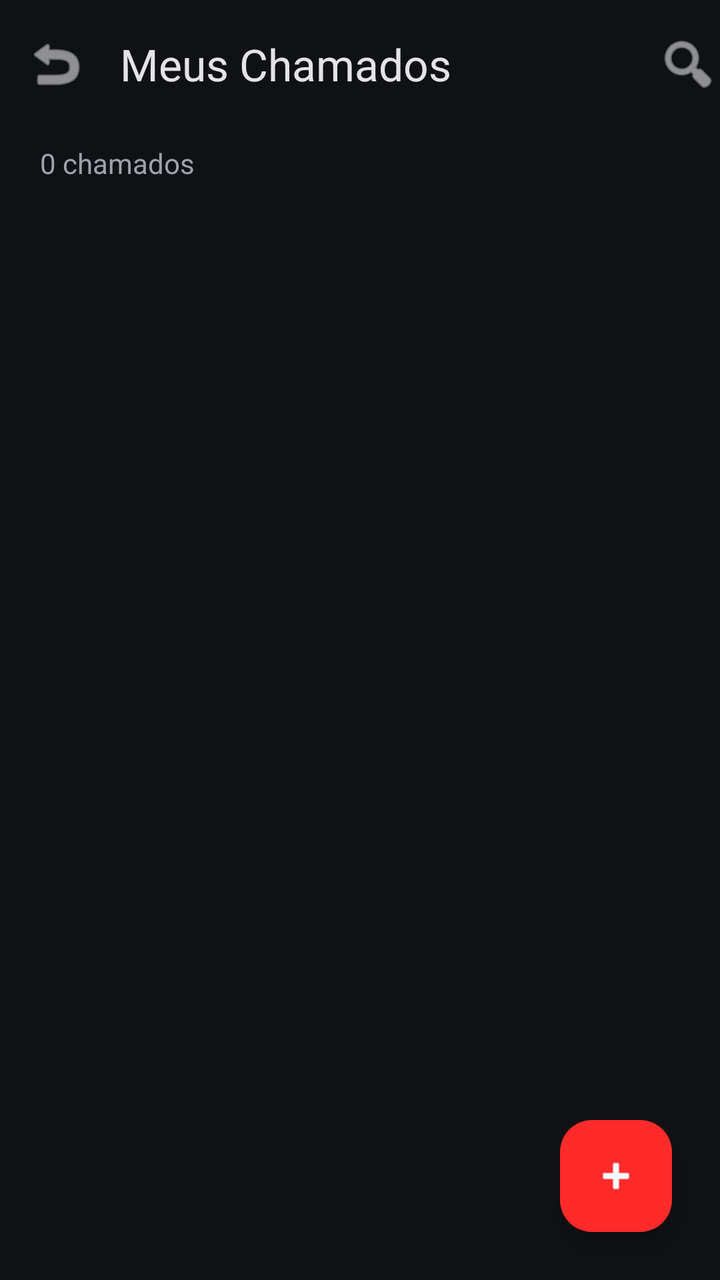
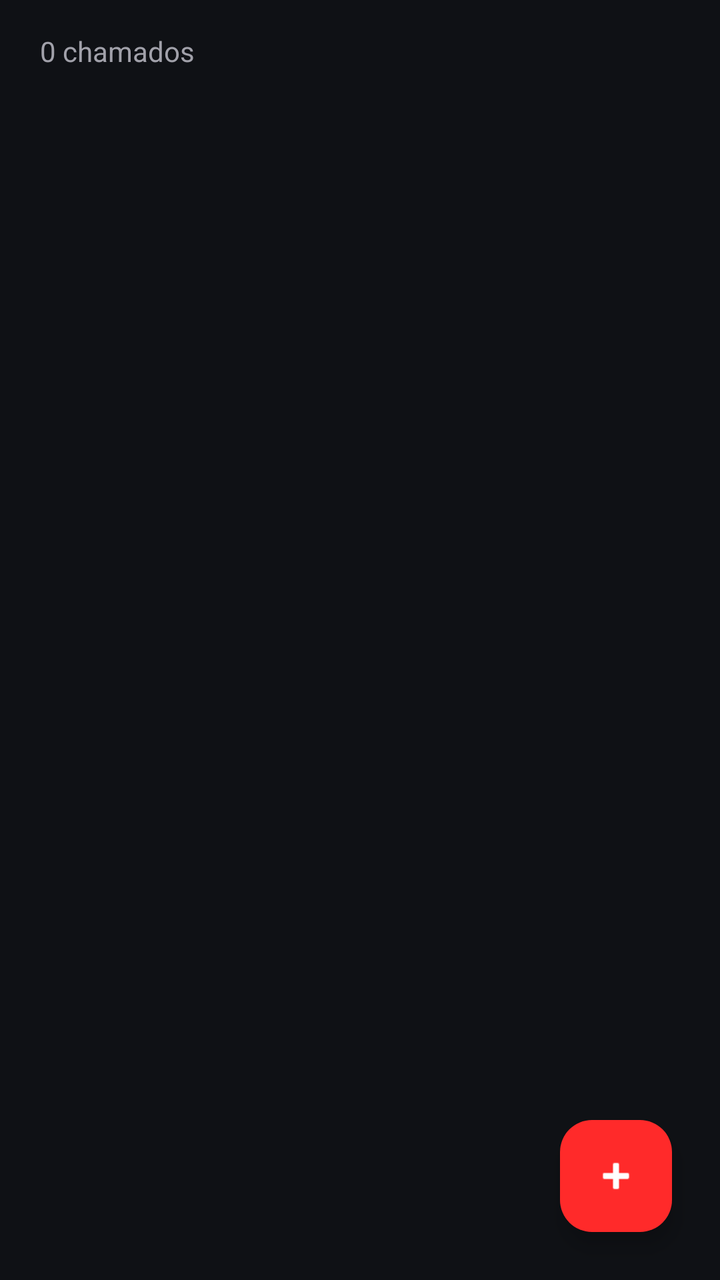

Compare the two renders of this Android layout. The source of the first and the diff that turns it into the second are given below.
<!-- AndroidManifest.xml: application theme Theme.ChamaTI -->
<!-- res/layout/activity_lista_chamado.xml -->
<?xml version="1.0" encoding="utf-8"?>
<androidx.coordinatorlayout.widget.CoordinatorLayout xmlns:android="http://schemas.android.com/apk/res/android"
    xmlns:app="http://schemas.android.com/apk/res-auto"
    android:layout_width="match_parent"
    android:layout_height="match_parent"
    android:background="@color/background_dark">

    <LinearLayout
        android:layout_width="match_parent"
        android:layout_height="match_parent"
        android:orientation="vertical">

        <com.google.android.material.appbar.MaterialToolbar
            android:id="@+id/toolbar"
            android:layout_width="match_parent"
            android:layout_height="?attr/actionBarSize"
            android:background="@color/background_dark"
            app:title="Meus Chamados"
            app:titleTextColor="@color/text_primary"
            app:navigationIcon="@android:drawable/ic_menu_revert"
            app:navigationIconTint="@color/text_primary">

            <ImageView
                android:id="@+id/btnFiltro"
                android:layout_width="wrap_content"
                android:layout_height="wrap_content"
                android:layout_gravity="end"
                android:clickable="true"
                android:focusable="true"
                android:src="@android:drawable/ic_menu_search"
                app:tint="@color/text_primary" />
        </com.google.android.material.appbar.MaterialToolbar>

        <TextView
            android:id="@+id/tvContadorChamados"
            android:layout_width="wrap_content"
            android:layout_height="wrap_content"
            android:layout_marginStart="20dp"
            android:layout_marginTop="8dp"
            android:layout_marginBottom="16dp"
            android:text="0 chamados"
            android:textColor="@color/text_secondary"
            android:textSize="14sp" />

        <androidx.recyclerview.widget.RecyclerView
            android:id="@+id/rvChamados"
            android:layout_width="match_parent"
            android:layout_height="match_parent"
            android:clipToPadding="false"
            android:padding="20dp" />
    </LinearLayout>

    <com.google.android.material.floatingactionbutton.FloatingActionButton
        android:id="@+id/fabAdd"
        android:layout_width="wrap_content"
        android:layout_height="wrap_content"
        android:layout_gravity="bottom|end"
        android:layout_margin="24dp"
        android:src="@android:drawable/ic_input_add"
        app:backgroundTint="@color/chama_red"
        app:tint="@color/white" />

</androidx.coordinatorlayout.widget.CoordinatorLayout>
<!-- resources referenced by this layout -->
<resources>
  <color name="background_dark">#0F1115</color>
  <color name="chama_red">#FF2A2A</color>
  <color name="text_primary">#E4E4E7</color>
  <color name="text_secondary">#A1A1AA</color>
  <color name="white">#FFFFFFFF</color>
  <style name="Theme.ChamaTI" parent="Base.Theme.ChamaTI" />
  <style name="Base.Theme.ChamaTI" parent="Theme.Material3.DayNight.NoActionBar">
          <item name="android:windowBackground">@color/background_dark</item>
          <item name="android:statusBarColor">@color/background_dark</item>
          <item name="android:windowLightStatusBar">false</item>
  
          <item name="colorPrimary">@color/chama_red</item>
          <item name="colorSecondary">@color/chama_cyan</item>
          <item name="android:textColorPrimary">@color/text_primary</item>
          <item name="android:textColorSecondary">@color/text_secondary</item>
  
          
          <item name="materialCardViewStyle">@style/Widget.ChamaTI.CardView</item>
          <item name="textInputStyle">@style/Widget.ChamaTI.TextInputLayout</item>
      </style>
  <color name="chama_cyan">#00D9FF</color>
  <style name="Widget.ChamaTI.CardView" parent="Widget.Material3.CardView.Filled">
          <item name="cardBackgroundColor">@color/card_background</item>
          <item name="cardCornerRadius">12dp</item>
          <item name="strokeWidth">0dp</item>
      </style>
  <style name="Widget.ChamaTI.TextInputLayout" parent="Widget.Material3.TextInputLayout.FilledBox">
          <item name="boxBackgroundColor">@color/input_background</item>
          <item name="boxCornerRadiusTopStart">8dp</item>
          <item name="boxCornerRadiusTopEnd">8dp</item>
          <item name="boxCornerRadiusBottomStart">8dp</item>
          <item name="boxCornerRadiusBottomEnd">8dp</item>
          <item name="boxStrokeWidth">0dp</item>
          <item name="boxStrokeWidthFocused">1dp</item>
          <item name="hintTextColor">@color/text_secondary</item>
          <item name="android:textColorHint">@color/text_secondary</item>
      </style>
  <color name="card_background">#1A1D23</color>
  <color name="input_background">#23262D</color>
</resources>

<!-- the commit's change to res/layout/activity_lista_chamado.xml (unified diff, before → after) -->
@@ -1,5 +1,6 @@
 <?xml version="1.0" encoding="utf-8"?>
-<androidx.coordinatorlayout.widget.CoordinatorLayout xmlns:android="http://schemas.android.com/apk/res/android"
+<androidx.coordinatorlayout.widget.CoordinatorLayout
+    xmlns:android="http://schemas.android.com/apk/res/android"
     xmlns:app="http://schemas.android.com/apk/res-auto"
     android:layout_width="match_parent"
     android:layout_height="match_parent"
@@ -10,33 +11,12 @@
         android:layout_height="match_parent"
         android:orientation="vertical">
 
-        <com.google.android.material.appbar.MaterialToolbar
-            android:id="@+id/toolbar"
-            android:layout_width="match_parent"
-            android:layout_height="?attr/actionBarSize"
-            android:background="@color/background_dark"
-            app:title="Meus Chamados"
-            app:titleTextColor="@color/text_primary"
-            app:navigationIcon="@android:drawable/ic_menu_revert"
-            app:navigationIconTint="@color/text_primary">
-
-            <ImageView
-                android:id="@+id/btnFiltro"
-                android:layout_width="wrap_content"
-                android:layout_height="wrap_content"
-                android:layout_gravity="end"
-                android:clickable="true"
-                android:focusable="true"
-                android:src="@android:drawable/ic_menu_search"
-                app:tint="@color/text_primary" />
-        </com.google.android.material.appbar.MaterialToolbar>
-
         <TextView
             android:id="@+id/tvContadorChamados"
             android:layout_width="wrap_content"
             android:layout_height="wrap_content"
             android:layout_marginStart="20dp"
-            android:layout_marginTop="8dp"
+            android:layout_marginTop="16dp"
             android:layout_marginBottom="16dp"
             android:text="0 chamados"
             android:textColor="@color/text_secondary"
